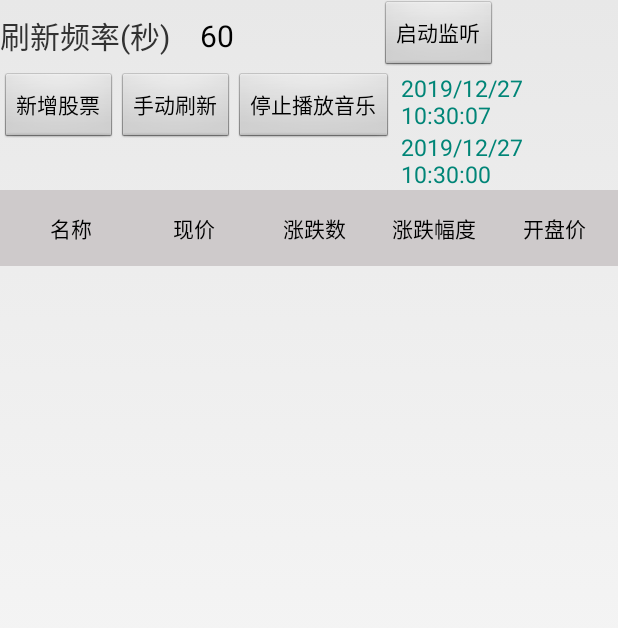
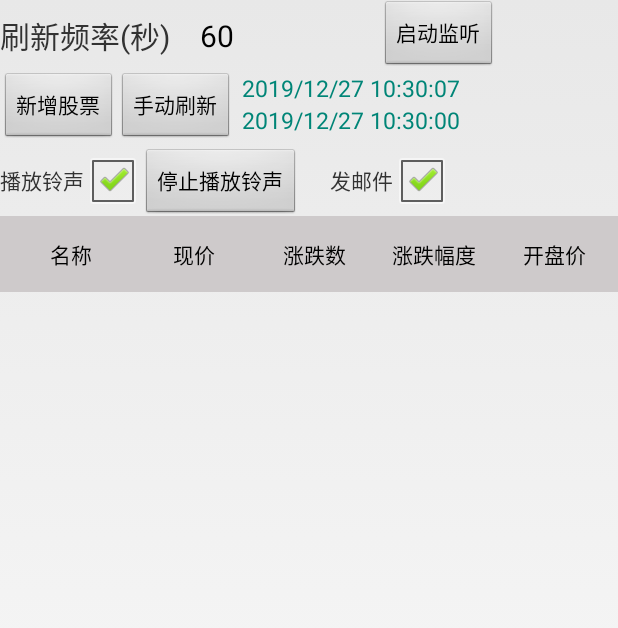
Before and after one commit to leochenn/SSttoocckk, an Android app: the screen it shows after launch (StockMainActivity), on a phone screen of 412 x 824 dp. Shown: the top 628 px of the screen. Run offline under Robolectric (Android 15) with nearby library versions, the phone set to English and light mode, and no system bars.

Commit message:
设置铃声邮件开启

```diff
--- a/app/src/main/java/com/leo/stock/module/monitor/Monitor.java
+++ b/app/src/main/java/com/leo/stock/module/monitor/Monitor.java
@@ -126,13 +126,15 @@ public class Monitor {
     }
 
     private void sendEmail() {
+        if (stockMainActivity.canRing()) {
             UIHandler.post(new Runnable() {
                 @Override
                 public void run() {
                     stockMainActivity.startByMonitor();
                 }
             });
-
+        }
+        if (stockMainActivity.canEmail()) {
             ExeOperator.runOnThread(new Runnable() {
                 @Override
                 public void run() {
@@ -140,6 +142,7 @@ public class Monitor {
                     NotifycationHelper.send2(stockMainActivity, (state ? "邮件发送成功" : "邮件发送失败"), emailBeans.subject);
                 }
             });
+        }
     }
 
     private void addEmailBean(int state, LocalBean localBean, SinaStockBean sinaStockBean) {
--- a/app/src/main/java/com/leo/stock/ui/StockMainActivity.java
+++ b/app/src/main/java/com/leo/stock/ui/StockMainActivity.java
@@ -9,6 +9,7 @@ import android.view.KeyEvent;
 import android.view.MotionEvent;
 import android.view.View;
 import android.widget.Button;
+import android.widget.CheckBox;
 import android.widget.EditText;
 import android.widget.ListView;
 import android.widget.RelativeLayout;
@@ -36,6 +37,7 @@ public class StockMainActivity extends Activity {
     private CustomHScrollView mScrollView;
 
     private TextView tvCurrentTime, tvLastTime;
+    private CheckBox checkBoxRing, checkBoxEmail;
 
     private EditText editFrequecy;
     private Button btnStartMonitor;
@@ -222,6 +224,14 @@ public class StockMainActivity extends Activity {
         player.play();
     }
 
+    public boolean canRing() {
+        return checkBoxRing.isChecked();
+    }
+
+    public boolean canEmail() {
+        return checkBoxEmail.isChecked();
+    }
+
     class MyTouchLinstener implements View.OnTouchListener {
 
         @Override
--- a/app/src/main/res/layout/activity_stock.xml
+++ b/app/src/main/res/layout/activity_stock.xml
@@ -55,12 +55,6 @@
             android:onClick="refresh"
             android:text="手动刷新"/>
 
-        <Button
-            android:layout_width="wrap_content"
-            android:layout_height="wrap_content"
-            android:onClick="playRing"
-            android:text="停止播放音乐"/>
-
         <LinearLayout
             android:layout_width="wrap_content"
             android:layout_height="wrap_content"
@@ -86,6 +80,40 @@
         </LinearLayout>
     </LinearLayout>
 
+    <LinearLayout
+        android:layout_width="match_parent"
+        android:layout_height="wrap_content"
+        android:orientation="horizontal">
+        <TextView
+            android:layout_width="wrap_content"
+            android:layout_height="wrap_content"
+            android:text="播放铃声"/>
+
+        <CheckBox
+            android:id="@+id/checkbox_ring"
+            android:layout_width="wrap_content"
+            android:layout_height="wrap_content"
+            android:checked="true"/>
+
+        <Button
+            android:layout_width="wrap_content"
+            android:layout_height="wrap_content"
+            android:onClick="playRing"
+            android:text="停止播放铃声"/>
+
+        <TextView
+            android:layout_marginLeft="20dp"
+            android:layout_width="wrap_content"
+            android:layout_height="wrap_content"
+            android:text="发邮件"/>
+
+        <CheckBox
+            android:id="@+id/checkbox_email"
+            android:layout_width="wrap_content"
+            android:layout_height="wrap_content"
+            android:checked="true"/>
+    </LinearLayout>
+
     <include
         android:id="@+id/head_layout"
         layout="@layout/list_item" />
```
Lines whose indentation alone changed are shown as unchanged.
